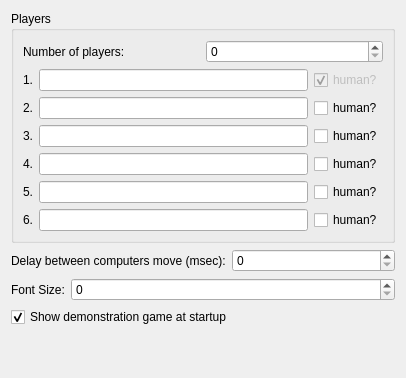
Old version of the form src/configPage.ui in the repository KDE/kiriki.
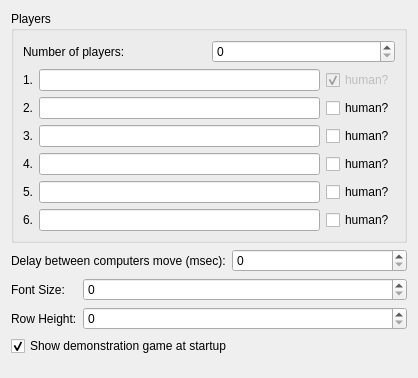
New version of the form. Custom widgets are drawn as their Qt base class.

Commit message:
Add an option to change the row height
BUGS: 309428
FIXED-IN: 4.11.0

What changed in the file:
```diff
--- a/src/configPage.ui
+++ b/src/configPage.ui
@@ -228,6 +228,27 @@
      </item>
     </layout>
    </item>
+   <item>
+    <layout class="QHBoxLayout" name="horizontalLayout_2">
+     <item>
+      <widget class="QLabel" name="label_4">
+       <property name="text">
+        <string>Row Height:</string>
+       </property>
+      </widget>
+     </item>
+     <item>
+      <widget class="KIntSpinBox" name="kcfg_rowHeight">
+       <property name="minimumSize">
+        <size>
+         <width>324</width>
+         <height>0</height>
+        </size>
+       </property>
+      </widget>
+     </item>
+    </layout>
+   </item>
    <item>
     <widget class="QCheckBox" name="kcfg_startupDemoEnabled">
      <property name="text">
```
The commit also changes 7 other files.
